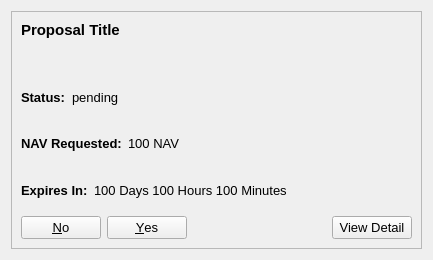
First picture: the form in src/qt/communityfunddisplay.ui, repository navcoin/navcoin-core, before the edit.
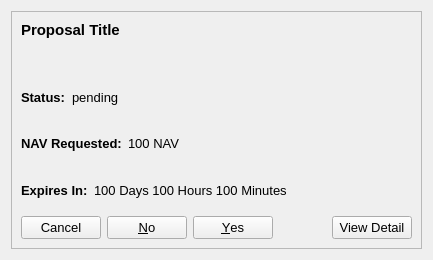
Second picture: the form after the edit.

Commit message: added cancel vote button to proposal display widget

The edit to the form file:
```diff
--- a/src/qt/communityfunddisplay.ui
+++ b/src/qt/communityfunddisplay.ui
@@ -244,7 +244,7 @@
              <enum>Qt::RightToLeft</enum>
             </property>
             <property name="standardButtons">
-             <set>QDialogButtonBox::No|QDialogButtonBox::Yes</set>
+             <set>QDialogButtonBox::Cancel|QDialogButtonBox::No|QDialogButtonBox::Yes</set>
             </property>
            </widget>
           </item>
```
The commit also changes 1 other file.
